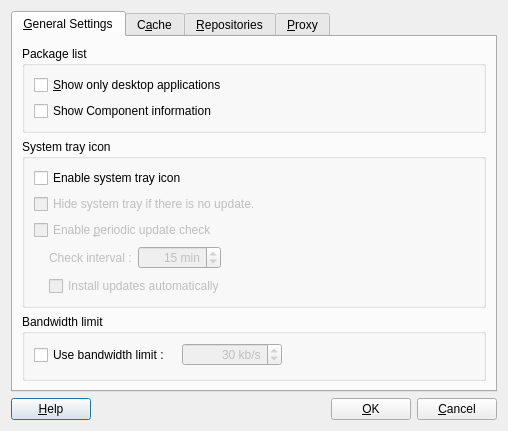
The window that kde/package-manager/manager/ui/settingsdialog.ui (pars-linux/uludag) describes before a commit, drawn with Qt 5.
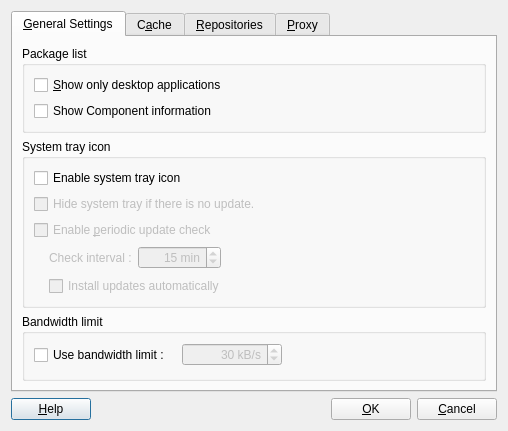
The same window after the commit. Icons and pictures are not drawn.

What changed in the file:
```diff
--- a/kde/package-manager/manager/ui/settingsdialog.ui
+++ b/kde/package-manager/manager/ui/settingsdialog.ui
@@ -291,7 +291,7 @@
              <set>Qt::AlignRight|Qt::AlignTrailing|Qt::AlignVCenter</set>
             </property>
             <property name="suffix">
-             <string> kb/s</string>
+             <string> kB/s</string>
             </property>
             <property name="minimum">
              <number>1</number>
```
